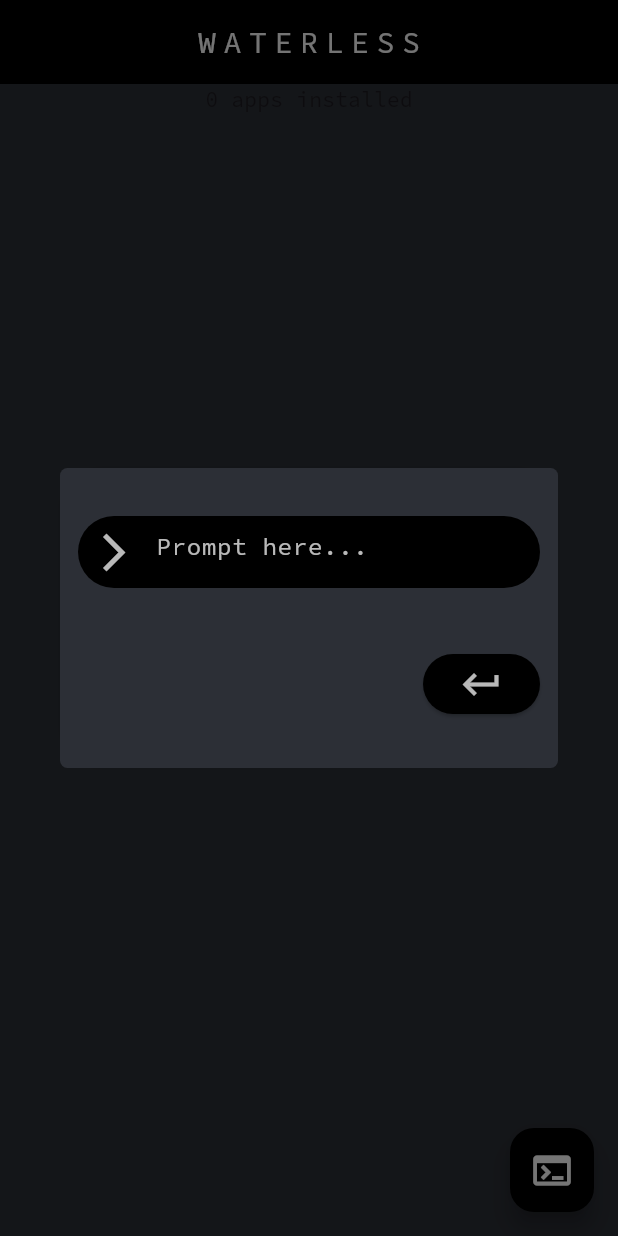
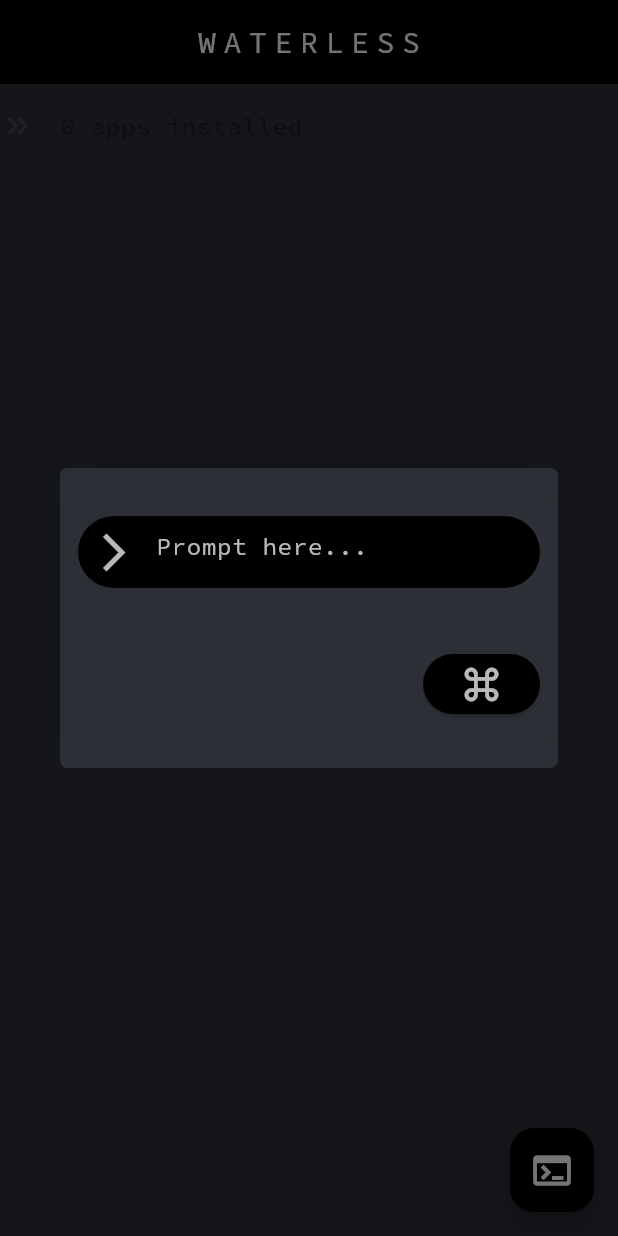
Before and after one commit to udityaprakash/app-launcher-flutter, a Flutter app: the screen it shows after launch, after a tap on the "terminal" icon, on a phone screen of 412 x 824 dp. Run offline on Flutter 3.47's test engine with Material 3 defaults, Android fonts, the phone set to English and light mode, and no system bars; our stand-ins replace permission_handler; missing offline and left inert: device_apps.

Commit message:
apps can be opened with terminal

```diff
--- a/lib/main.dart
+++ b/lib/main.dart
@@ -2,6 +2,7 @@ import 'dart:developer';
 
 import 'package:flutter/material.dart';
 import 'package:device_apps/device_apps.dart';
+import 'package:flutter/widgets.dart';
 import 'package:permission_handler/permission_handler.dart';
 
 void main() {
@@ -34,16 +35,22 @@ class _waterlesshomepageState extends State<waterlesshomepage> {
   TextEditingController controller = TextEditingController();
   bool? accessstorage;
   var installedapps;
-  var homecontent;
+  List<Widget> homecontent = [];
   @override
   void getInstalledApps() async {
     installedapps = await DeviceApps.getInstalledApplications(
-      // includeAppIcons: true,
+      includeAppIcons: true,
       includeSystemApps: true,
-      onlyAppsWithLaunchIntent: false,
+      onlyAppsWithLaunchIntent: true,
     );
     setState(() {
-      homecontent = installedapps.length.toString() + ' apps installed';
+      homecontent.add(
+        ListTile(
+          contentPadding: EdgeInsets.all(0.0),
+          leading: const Icon(Icons.keyboard_double_arrow_right),
+          title: Text(installedapps.length.toString() + ' apps installed',overflow: TextOverflow.visible,),
+        )
+        );
     });
   }
 
@@ -90,22 +97,34 @@ class _waterlesshomepageState extends State<waterlesshomepage> {
         ),
         centerTitle: true,
       ),
-      body: SingleChildScrollView(
-        child: Center(
-          child: Column(
-            mainAxisAlignment: MainAxisAlignment.center,
-            children: <Widget>[
-              Text(homecontent.toString()),
-            ],
-          ),
+      body: Center(
+        child: ListView.builder(
+          itemCount: homecontent.length,
+          scrollDirection: Axis.vertical,
+          itemBuilder: homecontent.length == 0
+              ? (BuildContext context, int index) {
+                  return Text('Loading...');
+                }
+              : (BuildContext context, int index) {
+                  return homecontent[index];
+                },
         ),
       ),
       floatingActionButton: FloatingActionButton(
         onPressed: () async {
           await input(context, controller);
-          if(controller.text.length != 0){
+          if (controller.text.length != 0) {
             log(controller.text);
-
+            homecontent.add(
+              ListTile(
+                    leading: const Icon(Icons.keyboard_double_arrow_right),
+                    contentPadding: EdgeInsets.all(0.0),
+                    title: Text(controller.text,overflow: TextOverflow.visible,),
+              )
+              );
+              setState(() {
+                homecontent = homecontent;
+              });
             List<String> splitted_input = controller.text.split(" ");
             List<dynamic> Availableoptions;
             if (splitted_input[0] == 'o') {
@@ -120,8 +139,17 @@ class _waterlesshomepageState extends State<waterlesshomepage> {
               if (indexes.length >= 1) {
                 DeviceApps.openApp(Availableoptions[indexes[0]].packageName);
               } else {
-                  var snackBar = SnackBar(content: Text('No such app found'));
-                  ScaffoldMessenger.of(context).showSnackBar(snackBar);
+                setState(() {
+                  homecontent.add(
+                    Padding(
+                      padding: const EdgeInsets.only(left: 5.0),
+                      child: Text('No such app found',overflow: TextOverflow.visible,),
+                    ),
+
+                    );
+                });
+                // var snackBar = SnackBar(content: Text('No such app found'));
+                // ScaffoldMessenger.of(context).showSnackBar(snackBar);
               }
             } else {
               Availableoptions =
@@ -201,7 +229,7 @@ Future<dynamic> input(BuildContext context, TextEditingController controller) {
                       Navigator.pop(context);
                     },
                     child: const Icon(
-                      Icons.keyboard_return,
+                      Icons.keyboard_command_key,
                       // Icons.keyboard_option_key,
                       color: const Color.fromARGB(185, 255, 255, 255),
                       size: 30,
@@ -229,6 +257,7 @@ Future<List<dynamic>> cmd(String cmd, {installedapps}) async {
       out = apps;
       break;
     case 'o':
+
       out = installedapps;
       break;
     case 'exit':
```
Lines whose indentation alone changed are shown as unchanged.
